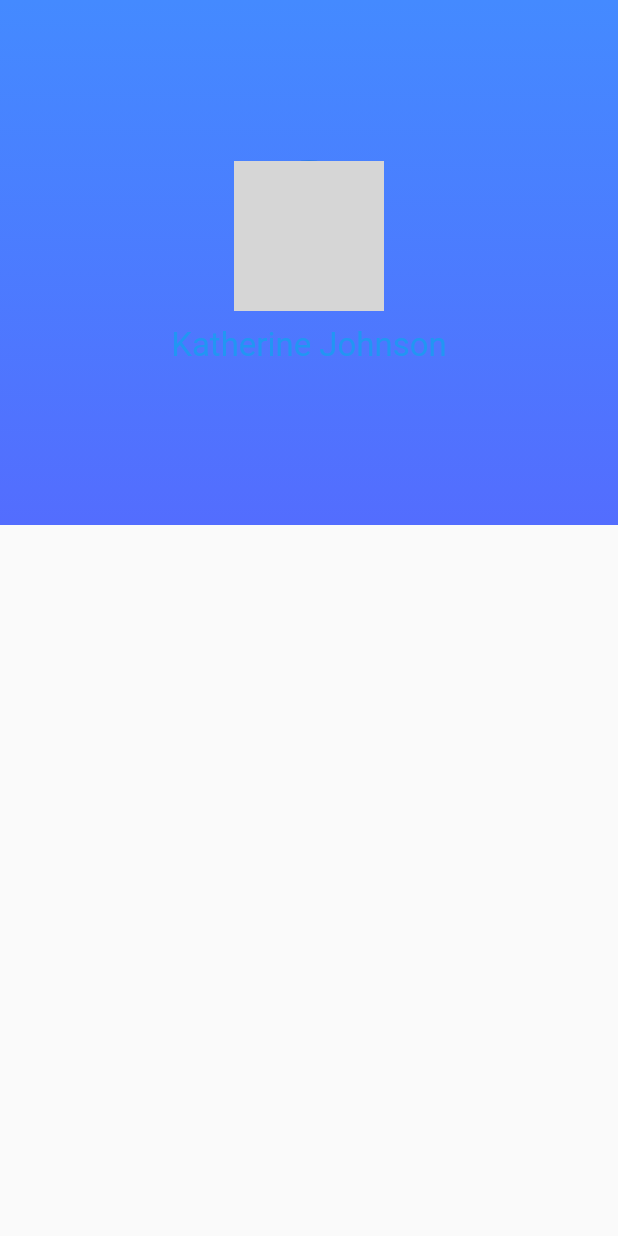
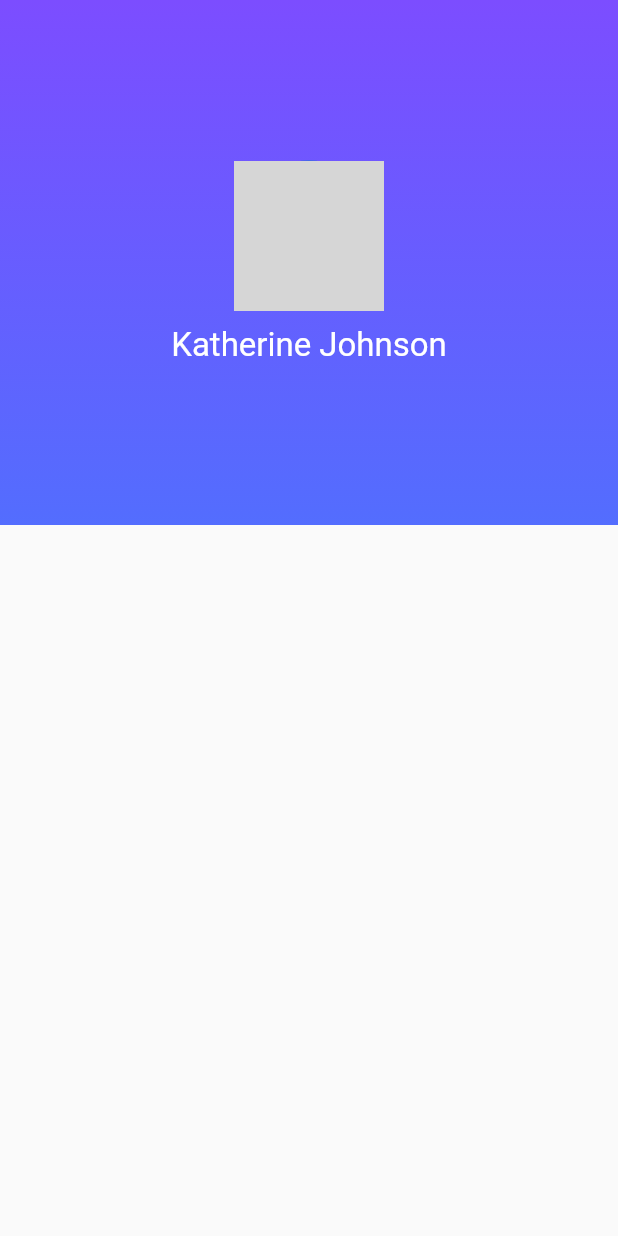
Before and after one commit to jg925/covid-resource-app, a Flutter app: the Profile screen opened directly, on a phone screen of 412 x 824 dp. Run offline on Flutter 3.47's test engine with Material 2 defaults, Android fonts, the phone set to English and light mode, and no system bars; our stand-ins replace google_maps_flutter; network calls fail; grey boxes are pictures that could not be loaded.

Commit message:
Profile page and dependencies now work!

```diff
--- a/lib/screens/home/home.dart
+++ b/lib/screens/home/home.dart
@@ -16,6 +16,7 @@ class HomePageState extends State<HomePage>{
     TabItem.resources: GlobalKey<NavigatorState>(),
     TabItem.contribute: GlobalKey<NavigatorState>(),
     TabItem.help: GlobalKey<NavigatorState>(),
+    TabItem.profile: GlobalKey<NavigatorState>(),
   };
 
   void _selectTab(TabItem tabItem) {
@@ -50,6 +51,7 @@ class HomePageState extends State<HomePage>{
           _buildOffstageNavigator(TabItem.resources),
           _buildOffstageNavigator(TabItem.contribute),
           _buildOffstageNavigator(TabItem.help),
+          _buildOffstageNavigator(TabItem.profile)
         ]),
         bottomNavigationBar: BottomNavigation(
           currentTab: _currentTab,
--- a/lib/screens/profile/profile.dart
+++ b/lib/screens/profile/profile.dart
@@ -18,7 +18,7 @@ class Profile extends StatelessWidget {
               gradient: LinearGradient(
                 begin: Alignment.topCenter,
                 end: Alignment.bottomCenter,
-                colors: [Colors.blueAccent,Colors.indigoAccent],
+                colors: [Colors.deepPurpleAccent,Colors.indigoAccent],
               )
             ),
             child:Container(
@@ -30,9 +30,9 @@ class Profile extends StatelessWidget {
                   mainAxisAlignment: MainAxisAlignment.center,
                   children: <Widget>[
                     CircleAvatar(
-                      backgroundImage: NetworkImage("Katherine-Johnson.jpg"
-                    ),
-                    radius:50.0,
+                      backgroundImage: NetworkImage("https://encrypted-tbn0.gstatic.com/images?q=tbn%3AANd9GcT20qVa_TWylIuPI17x7iMU6zTa5Mq9IrcwqQ&usqp=CAU"
+                      ),
+                      radius:50.0,
                     ),
                     SizedBox(
                       height: 10.0,
@@ -41,7 +41,7 @@ class Profile extends StatelessWidget {
                       "Katherine Johnson",
                       style: TextStyle(
                         fontSize: 22.0,
-                        color: Colors.blue
+                        color: Colors.white
                       ),
                     ),
                   ],
```
Also changed, not shown: assets/images/Katherine-Johnson.jpg (deleted), assets/images/Katherine-Johnson.png (added).
